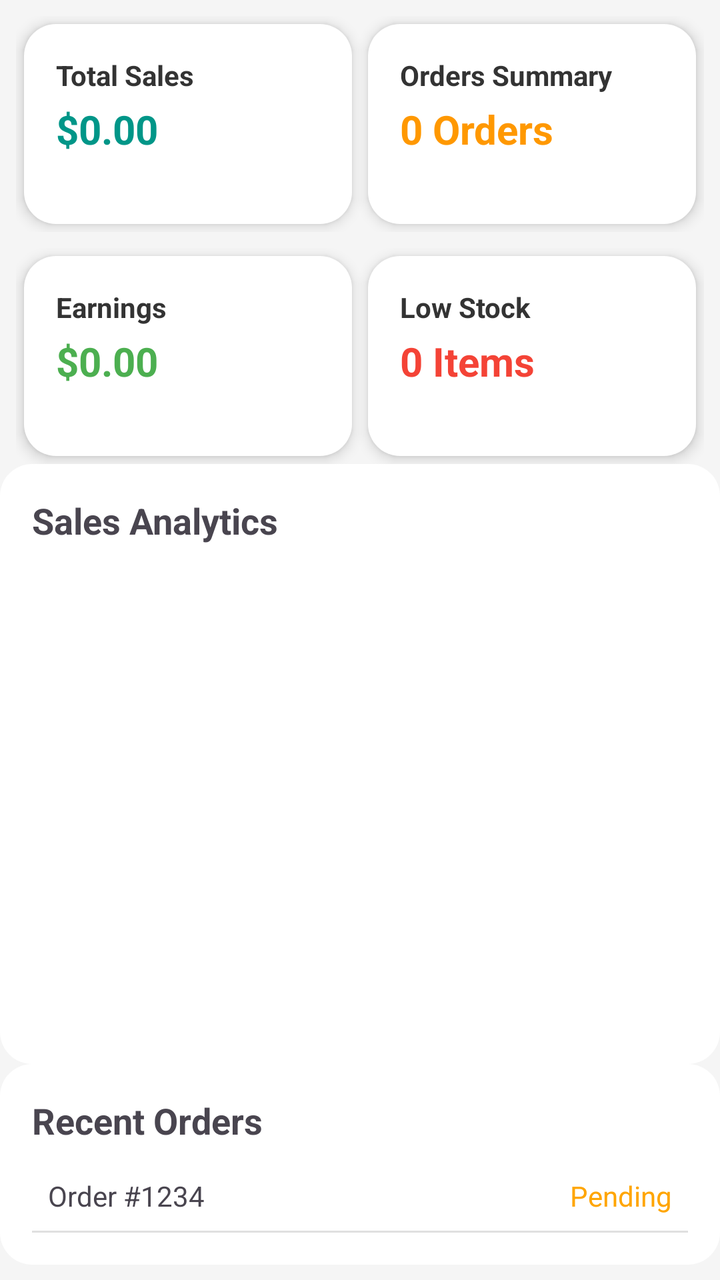
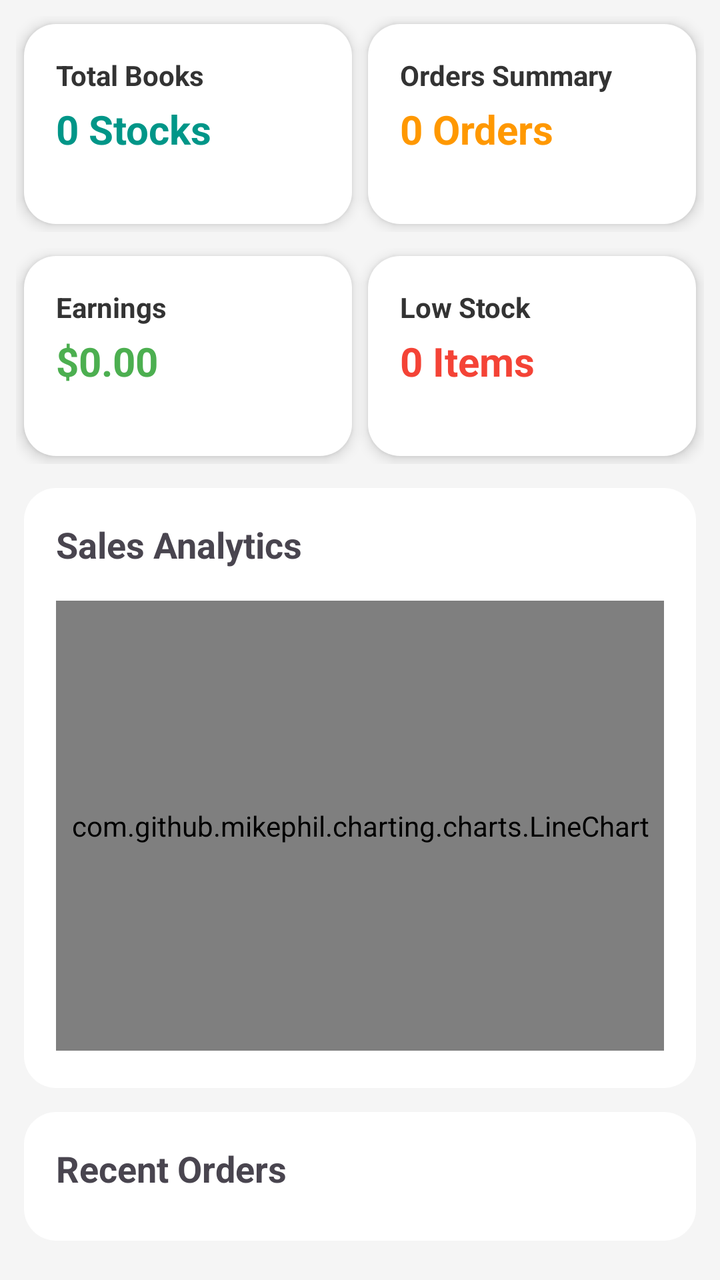

Before-and-after screenshots of an Android layout around one commit, followed by the original layout XML and the change that was made.
<!-- AndroidManifest.xml: application theme Theme.BooksForMeSeller -->
<!-- res/layout/fragment_home.xml -->
<?xml version="1.0" encoding="utf-8"?>
<androidx.constraintlayout.widget.ConstraintLayout xmlns:android="http://schemas.android.com/apk/res/android"
    xmlns:app="http://schemas.android.com/apk/res-auto"
    xmlns:tools="http://schemas.android.com/tools"
    android:layout_width="match_parent"
    android:layout_height="match_parent"
    android:background="#F5F5F5"
    tools:context=".activity.fragments.HomeFragment">

    

    <LinearLayout
        android:id="@+id/overview_cards_scrollview"
        android:layout_width="0dp"
        android:layout_height="wrap_content"
        android:layout_margin="8dp"
        android:orientation="horizontal"
        app:layout_constraintEnd_toEndOf="parent"
        app:layout_constraintStart_toStartOf="parent"
        app:layout_constraintTop_toTopOf="parent">

        <include layout="@layout/card_overview_total_sales"
            android:layout_width="wrap_content"
            android:layout_height="wrap_content"
            android:layout_weight="1"
            android:layout_margin="4dp"/>

        <include layout="@layout/card_overview_orders_summary"
            android:layout_width="wrap_content"
            android:layout_height="wrap_content"
            android:layout_weight="1"
            android:layout_margin="4dp" />


    </LinearLayout>

    <LinearLayout
        android:id="@+id/overview_cards_scrollview1"
        android:layout_width="0dp"
        android:layout_height="wrap_content"
        android:layout_margin="8dp"
        android:orientation="horizontal"
        app:layout_constraintEnd_toEndOf="parent"
        app:layout_constraintStart_toStartOf="parent"
        app:layout_constraintTop_toBottomOf="@id/overview_cards_scrollview">

        <include layout="@layout/card_overview_earnings"
            android:layout_width="wrap_content"
            android:layout_height="wrap_content"
            android:layout_weight="1"
            android:layout_margin="4dp"/>

        <include layout="@layout/card_overview_low_stock"
            android:layout_width="wrap_content"
            android:layout_height="wrap_content"
            android:layout_weight="1"
            android:layout_margin="4dp" />

    </LinearLayout>


    
    <LinearLayout
        android:id="@+id/sales_analytics_layout"
        android:layout_width="0dp"
        android:layout_height="300dp"
        android:background="@drawable/card_background"
        android:orientation="vertical"
        android:padding="16dp"
        app:layout_constraintEnd_toEndOf="parent"
        app:layout_constraintStart_toStartOf="parent"
        app:layout_constraintTop_toBottomOf="@id/overview_cards_scrollview1">

        <TextView
            android:layout_width="wrap_content"
            android:layout_height="wrap_content"
            android:text="Sales Analytics"
            android:textSize="18sp"
            android:textStyle="bold" />

        <FrameLayout
            android:id="@+id/chart_container"
            android:layout_width="match_parent"
            android:layout_height="250dp" />
    </LinearLayout>

    
    <LinearLayout
        android:id="@+id/recent_orders_layout"
        android:layout_width="0dp"
        android:layout_height="wrap_content"
        android:background="@drawable/card_background"
        android:orientation="vertical"
        android:padding="16dp"
        app:layout_constraintEnd_toEndOf="parent"
        app:layout_constraintStart_toStartOf="parent"
        app:layout_constraintTop_toBottomOf="@id/sales_analytics_layout">

        <TextView
            android:layout_width="wrap_content"
            android:layout_height="wrap_content"
            android:text="Recent Orders"
            android:textSize="18sp"
            android:textStyle="bold" />

        <LinearLayout
            android:layout_width="match_parent"
            android:layout_height="wrap_content"
            android:orientation="vertical"
            android:paddingTop="8dp">

            
            <LinearLayout
                android:layout_width="match_parent"
                android:layout_height="wrap_content"
                android:orientation="horizontal"
                android:padding="8dp">

                <TextView
                    android:layout_width="wrap_content"
                    android:layout_height="wrap_content"
                    android:layout_weight="1"
                    android:text="Order #1234" />

                <TextView
                    android:layout_width="wrap_content"
                    android:layout_height="wrap_content"
                    android:text="Pending"
                    android:textColor="#FFA500" />
            </LinearLayout>

            
            <View
                android:layout_width="match_parent"
                android:layout_height="1dp"
                android:background="#E0E0E0" />
        </LinearLayout>
    </LinearLayout>
    
    <LinearLayout
        android:id="@+id/quick_actions_layout"
        android:layout_width="0dp"
        android:layout_height="wrap_content"
        android:gravity="center"
        android:orientation="horizontal"
        android:paddingTop="8dp"
        android:paddingBottom="8dp"
        android:weightSum="4"
        app:layout_constraintEnd_toEndOf="parent"
        app:layout_constraintStart_toStartOf="parent"
        app:layout_constraintTop_toBottomOf="@+id/recent_orders_layout"
        tools:layout_editor_absoluteY="132dp">

        <Button
            android:layout_width="wrap_content"
            android:layout_height="wrap_content"
            android:layout_weight="1"
            android:text="Add Product" />

        <Button
            android:layout_width="wrap_content"
            android:layout_height="wrap_content"
            android:layout_weight="1"
            android:text="View Orders" />

        <Button
            android:layout_width="wrap_content"
            android:layout_height="wrap_content"
            android:layout_weight="1"
            android:text="Manage Inventory" />
    </LinearLayout>
</androidx.constraintlayout.widget.ConstraintLayout>
<!-- res/layout/card_overview_total_sales.xml (included above) -->
<?xml version="1.0" encoding="utf-8"?>
<LinearLayout xmlns:android="http://schemas.android.com/apk/res/android"
    android:layout_width="wrap_content"
    android:layout_height="wrap_content"
    android:layout_marginEnd="8dp"
    android:orientation="vertical"
    android:padding="16dp"
    android:background="@drawable/card_background"
    android:elevation="4dp"
    android:layout_gravity="center"
    android:minWidth="150dp"
    android:minHeight="100dp">

    <TextView
        android:layout_width="wrap_content"
        android:layout_height="wrap_content"
        android:text="Total Sales"
        android:textStyle="bold"
        android:textSize="14sp"
        android:textColor="#333333" />

    <TextView
        android:id="@+id/tv_total_sales"
        android:layout_width="wrap_content"
        android:layout_height="wrap_content"
        android:text="$0.00"
        android:textSize="20sp"
        android:textStyle="bold"
        android:textColor="#009688"
        android:paddingTop="4dp" />
</LinearLayout>
<!-- res/layout/card_overview_orders_summary.xml (included above) -->
<?xml version="1.0" encoding="utf-8"?>
<LinearLayout xmlns:android="http://schemas.android.com/apk/res/android"
    android:layout_width="wrap_content"
    android:layout_height="wrap_content"
    android:layout_marginEnd="8dp"
    android:orientation="vertical"
    android:padding="16dp"
    android:background="@drawable/card_background"
    android:elevation="4dp"
    android:layout_gravity="center"
    android:minWidth="150dp"
    android:minHeight="100dp">

    <TextView
        android:layout_width="wrap_content"
        android:layout_height="wrap_content"
        android:text="Orders Summary"
        android:textStyle="bold"
        android:textSize="14sp"
        android:textColor="#333333" />

    <TextView
        android:id="@+id/tv_orders_summary"
        android:layout_width="wrap_content"
        android:layout_height="wrap_content"
        android:text="0 Orders"
        android:textSize="20sp"
        android:textStyle="bold"
        android:textColor="#FF9800"
        android:paddingTop="4dp" />
</LinearLayout>
<!-- res/layout/card_overview_earnings.xml (included above) -->
<?xml version="1.0" encoding="utf-8"?>
<LinearLayout xmlns:android="http://schemas.android.com/apk/res/android"
    android:layout_width="wrap_content"
    android:layout_height="wrap_content"
    android:layout_marginEnd="8dp"
    android:orientation="vertical"
    android:padding="16dp"
    android:background="@drawable/card_background"
    android:elevation="4dp"
    android:layout_gravity="center"
    android:minWidth="150dp"
    android:minHeight="100dp">

    <TextView
        android:layout_width="wrap_content"
        android:layout_height="wrap_content"
        android:text="Earnings"
        android:textStyle="bold"
        android:textSize="14sp"
        android:textColor="#333333" />

    <TextView
        android:id="@+id/tv_earnings"
        android:layout_width="wrap_content"
        android:layout_height="wrap_content"
        android:text="$0.00"
        android:textSize="20sp"
        android:textStyle="bold"
        android:textColor="#4CAF50"
        android:paddingTop="4dp" />
</LinearLayout>
<!-- res/layout/card_overview_low_stock.xml (included above) -->
<?xml version="1.0" encoding="utf-8"?>
<LinearLayout xmlns:android="http://schemas.android.com/apk/res/android"
    android:layout_width="wrap_content"
    android:layout_height="wrap_content"
    android:orientation="vertical"
    android:padding="16dp"
    android:background="@drawable/card_background"
    android:elevation="4dp"
    android:layout_gravity="center"
    android:minWidth="150dp"
    android:minHeight="100dp">

    <TextView
        android:layout_width="wrap_content"
        android:layout_height="wrap_content"
        android:text="Low Stock"
        android:textStyle="bold"
        android:textSize="14sp"
        android:textColor="#333333" />

    <TextView
        android:id="@+id/tv_low_stock"
        android:layout_width="wrap_content"
        android:layout_height="wrap_content"
        android:text="0 Items"
        android:textSize="20sp"
        android:textStyle="bold"
        android:textColor="#F44336"
        android:paddingTop="4dp" />
</LinearLayout>
<!-- resources referenced by this layout -->
<resources>
  <!-- drawable card_background (drawable) -->
  <shape xmlns:android="http://schemas.android.com/apk/res/android">
      <solid android:color="#FFFFFF" />
      <corners android:radius="16dp" />
      <padding
          android:bottom="16dp"
          android:left="16dp"
          android:right="16dp"
          android:top="16dp" />
  </shape>
  <style name="Theme.BooksForMeSeller" parent="Base.Theme.BooksForMeSeller" />
  <style name="Base.Theme.BooksForMeSeller" parent="Theme.Material3.DayNight.NoActionBar">
          
          
      </style>
</resources>

<!-- the commit's change to res/layout/fragment_home.xml (unified diff, before → after) -->
@@ -19,17 +19,73 @@
         app:layout_constraintStart_toStartOf="parent"
         app:layout_constraintTop_toTopOf="parent">
 
-        <include layout="@layout/card_overview_total_sales"
-            android:layout_width="wrap_content"
-            android:layout_height="wrap_content"
-            android:layout_weight="1"
-            android:layout_margin="4dp"/>
-
-        <include layout="@layout/card_overview_orders_summary"
-            android:layout_width="wrap_content"
-            android:layout_height="wrap_content"
-            android:layout_weight="1"
-            android:layout_margin="4dp" />
+
+
+        <LinearLayout xmlns:android="http://schemas.android.com/apk/res/android"
+            android:layout_width="wrap_content"
+            android:layout_height="wrap_content"
+            android:layout_marginEnd="8dp"
+            android:layout_weight="1"
+            android:layout_margin="4dp"
+            android:orientation="vertical"
+            android:padding="16dp"
+            android:background="@drawable/card_background"
+            android:elevation="4dp"
+            android:layout_gravity="center"
+            android:minWidth="150dp"
+            android:minHeight="100dp">
+
+            <TextView
+                android:layout_width="wrap_content"
+                android:layout_height="wrap_content"
+                android:text="Total Books"
+                android:textStyle="bold"
+                android:textSize="14sp"
+                android:textColor="#333333" />
+
+            <TextView
+                android:id="@+id/fh_tv_book_stock"
+                android:layout_width="wrap_content"
+                android:layout_height="wrap_content"
+                android:text="0 Stocks"
+                android:textSize="20sp"
+                android:textStyle="bold"
+                android:textColor="#009688"
+                android:paddingTop="4dp" />
+        </LinearLayout>
+
+        <LinearLayout xmlns:android="http://schemas.android.com/apk/res/android"
+            android:layout_width="wrap_content"
+            android:layout_height="wrap_content"
+            android:layout_marginEnd="8dp"
+            android:layout_weight="1"
+            android:layout_margin="4dp"
+            android:orientation="vertical"
+            android:padding="16dp"
+            android:background="@drawable/card_background"
+            android:elevation="4dp"
+            android:layout_gravity="center"
+            android:minWidth="150dp"
+            android:minHeight="100dp">
+
+            <TextView
+                android:layout_width="wrap_content"
+                android:layout_height="wrap_content"
+                android:text="Orders Summary"
+                android:textStyle="bold"
+                android:textSize="14sp"
+                android:textColor="#333333" />
+
+            <TextView
+                android:id="@+id/fh_tv_orders_summary"
+                android:layout_width="wrap_content"
+                android:layout_height="wrap_content"
+                android:text="0 Orders"
+                android:textSize="20sp"
+                android:textStyle="bold"
+                android:textColor="#FF9800"
+                android:paddingTop="4dp" />
+        </LinearLayout>
 
 
     </LinearLayout>
@@ -44,17 +100,72 @@
         app:layout_constraintStart_toStartOf="parent"
         app:layout_constraintTop_toBottomOf="@id/overview_cards_scrollview">
 
-        <include layout="@layout/card_overview_earnings"
-            android:layout_width="wrap_content"
-            android:layout_height="wrap_content"
-            android:layout_weight="1"
-            android:layout_margin="4dp"/>
-
-        <include layout="@layout/card_overview_low_stock"
-            android:layout_width="wrap_content"
-            android:layout_height="wrap_content"
-            android:layout_weight="1"
-            android:layout_margin="4dp" />
+        <LinearLayout xmlns:android="http://schemas.android.com/apk/res/android"
+            android:layout_width="wrap_content"
+            android:layout_height="wrap_content"
+            android:layout_marginEnd="8dp"
+            android:orientation="vertical"
+            android:padding="16dp"
+            android:layout_weight="1"
+            android:layout_margin="4dp"
+            android:background="@drawable/card_background"
+            android:elevation="4dp"
+            android:layout_gravity="center"
+            android:minWidth="150dp"
+            android:minHeight="100dp">
+
+            <TextView
+                android:layout_width="wrap_content"
+                android:layout_height="wrap_content"
+                android:text="Earnings"
+                android:textStyle="bold"
+                android:textSize="14sp"
+                android:textColor="#333333" />
+
+            <TextView
+                android:id="@+id/fh_tv_earnings"
+                android:layout_width="wrap_content"
+                android:layout_height="wrap_content"
+                android:text="$0.00"
+                android:textSize="20sp"
+                android:textStyle="bold"
+                android:textColor="#4CAF50"
+                android:paddingTop="4dp" />
+        </LinearLayout>
+
+
+        <LinearLayout xmlns:android="http://schemas.android.com/apk/res/android"
+            android:layout_width="wrap_content"
+            android:layout_height="wrap_content"
+            android:orientation="vertical"
+            android:padding="16dp"
+            android:layout_weight="1"
+            android:layout_margin="4dp"
+            android:background="@drawable/card_background"
+            android:elevation="4dp"
+            android:layout_gravity="center"
+            android:minWidth="150dp"
+            android:minHeight="100dp">
+
+            <TextView
+                android:layout_width="wrap_content"
+                android:layout_height="wrap_content"
+                android:text="Low Stock"
+                android:textStyle="bold"
+                android:textSize="14sp"
+                android:textColor="#333333" />
+
+            <TextView
+                android:id="@+id/fh_tv_low_stock"
+                android:layout_width="wrap_content"
+                android:layout_height="wrap_content"
+                android:text="0 Items"
+                android:textSize="20sp"
+                android:textStyle="bold"
+                android:textColor="#F44336"
+                android:paddingTop="4dp" />
+        </LinearLayout>
+
 
     </LinearLayout>
 
@@ -66,7 +177,8 @@
         android:layout_height="300dp"
         android:background="@drawable/card_background"
         android:orientation="vertical"
-        android:padding="16dp"
+        android:layout_margin="12dp"
+        android:padding="8dp"
         app:layout_constraintEnd_toEndOf="parent"
         app:layout_constraintStart_toStartOf="parent"
         app:layout_constraintTop_toBottomOf="@id/overview_cards_scrollview1">
@@ -75,20 +187,30 @@
             android:layout_width="wrap_content"
             android:layout_height="wrap_content"
             android:text="Sales Analytics"
+            android:layout_margin="8dp"
             android:textSize="18sp"
             android:textStyle="bold" />
 
         <FrameLayout
             android:id="@+id/chart_container"
+            android:layout_margin="8dp"
             android:layout_width="match_parent"
-            android:layout_height="250dp" />
+            android:layout_height="225dp" >
+
+            <com.github.mikephil.charting.charts.LineChart
+                android:id="@+id/fh_line_chart"
+                android:layout_width="match_parent"
+                android:layout_height="match_parent" />
+
+        </FrameLayout>
     </LinearLayout>
 
     
-    <LinearLayout
+    <androidx.constraintlayout.widget.ConstraintLayout
         android:id="@+id/recent_orders_layout"
         android:layout_width="0dp"
         android:layout_height="wrap_content"
+        android:layout_margin="12dp"
         android:background="@drawable/card_background"
         android:orientation="vertical"
         android:padding="16dp"
@@ -97,203 +219,26 @@
         app:layout_constraintTop_toBottomOf="@id/sales_analytics_layout">
 
         <TextView
+            android:id="@+id/recent_orders_title"
             android:layout_width="wrap_content"
             android:layout_height="wrap_content"
             android:text="Recent Orders"
             android:textSize="18sp"
-            android:textStyle="bold" />
-
-        <LinearLayout
+            android:textStyle="bold"
+            app:layout_constraintTop_toTopOf="parent"
+            app:layout_constraintStart_toStartOf="parent"/>
+
+        <androidx.recyclerview.widget.RecyclerView
+            android:id="@+id/recent_orders_recycler"
             android:layout_width="match_parent"
             android:layout_height="wrap_content"
-            android:orientation="vertical"
-            android:paddingTop="8dp">
-
-            
-            <LinearLayout
-                android:layout_width="match_parent"
-                android:layout_height="wrap_content"
-                android:orientation="horizontal"
-                android:padding="8dp">
-
-                <TextView
-                    android:layout_width="wrap_content"
-                    android:layout_height="wrap_content"
-                    android:layout_weight="1"
-                    android:text="Order #1234" />
-
-                <TextView
-                    android:layout_width="wrap_content"
-                    android:layout_height="wrap_content"
-                    android:text="Pending"
-                    android:textColor="#FFA500" />
-            </LinearLayout>
-
-            
-            <View
-                android:layout_width="match_parent"
-                android:layout_height="1dp"
-                android:background="#E0E0E0" />
-        </LinearLayout>
-    </LinearLayout>
-    
-    <LinearLayout
-        android:id="@+id/quick_actions_layout"
-        android:layout_width="0dp"
-        android:layout_height="wrap_content"
-        android:gravity="center"
-        android:orientation="horizontal"
-        android:paddingTop="8dp"
-        android:paddingBottom="8dp"
-        android:weightSum="4"
-        app:layout_constraintEnd_toEndOf="parent"
-        app:layout_constraintStart_toStartOf="parent"
-        app:layout_constraintTop_toBottomOf="@+id/recent_orders_layout"
-        tools:layout_editor_absoluteY="132dp">
-
-        <Button
-            android:layout_width="wrap_content"
-            android:layout_height="wrap_content"
-            android:layout_weight="1"
-            android:text="Add Product" />
-
-        <Button
-            android:layout_width="wrap_content"
-            android:layout_height="wrap_content"
-            android:layout_weight="1"
-            android:text="View Orders" />
-
-        <Button
-            android:layout_width="wrap_content"
-            android:layout_height="wrap_content"
-            android:layout_weight="1"
-            android:text="Manage Inventory" />
-    </LinearLayout>
+            android:layout_marginTop="8dp"
+            app:layout_constraintTop_toBottomOf="@id/recent_orders_title"
+            app:layout_constraintStart_toStartOf="parent"
+            app:layout_constraintEnd_toEndOf="parent"/>
+
+    </androidx.constraintlayout.widget.ConstraintLayout>
+
+
+    
 </androidx.constraintlayout.widget.ConstraintLayout>
-<!-- res/layout/card_overview_total_sales.xml (included above) -->
-<?xml version="1.0" encoding="utf-8"?>
-<LinearLayout xmlns:android="http://schemas.android.com/apk/res/android"
-    android:layout_width="wrap_content"
-    android:layout_height="wrap_content"
-    android:layout_marginEnd="8dp"
-    android:orientation="vertical"
-    android:padding="16dp"
-    android:background="@drawable/card_background"
-    android:elevation="4dp"
-    android:layout_gravity="center"
-    android:minWidth="150dp"
-    android:minHeight="100dp">
-
-    <TextView
-        android:layout_width="wrap_content"
-        android:layout_height="wrap_content"
-        android:text="Total Sales"
-        android:textStyle="bold"
-        android:textSize="14sp"
-        android:textColor="#333333" />
-
-    <TextView
-        android:id="@+id/tv_total_sales"
-        android:layout_width="wrap_content"
-        android:layout_height="wrap_content"
-        android:text="$0.00"
-        android:textSize="20sp"
-        android:textStyle="bold"
-        android:textColor="#009688"
-        android:paddingTop="4dp" />
-</LinearLayout>
-<!-- res/layout/card_overview_orders_summary.xml (included above) -->
-<?xml version="1.0" encoding="utf-8"?>
-<LinearLayout xmlns:android="http://schemas.android.com/apk/res/android"
-    android:layout_width="wrap_content"
-    android:layout_height="wrap_content"
-    android:layout_marginEnd="8dp"
-    android:orientation="vertical"
-    android:padding="16dp"
-    android:background="@drawable/card_background"
-    android:elevation="4dp"
-    android:layout_gravity="center"
-    android:minWidth="150dp"
-    android:minHeight="100dp">
-
-    <TextView
-        android:layout_width="wrap_content"
-        android:layout_height="wrap_content"
-        android:text="Orders Summary"
-        android:textStyle="bold"
-        android:textSize="14sp"
-        android:textColor="#333333" />
-
-    <TextView
-        android:id="@+id/tv_orders_summary"
-        android:layout_width="wrap_content"
-        android:layout_height="wrap_content"
-        android:text="0 Orders"
-        android:textSize="20sp"
-        android:textStyle="bold"
-        android:textColor="#FF9800"
-        android:paddingTop="4dp" />
-</LinearLayout>
-<!-- res/layout/card_overview_earnings.xml (included above) -->
-<?xml version="1.0" encoding="utf-8"?>
-<LinearLayout xmlns:android="http://schemas.android.com/apk/res/android"
-    android:layout_width="wrap_content"
-    android:layout_height="wrap_content"
-    android:layout_marginEnd="8dp"
-    android:orientation="vertical"
-    android:padding="16dp"
-    android:background="@drawable/card_background"
-    android:elevation="4dp"
-    android:layout_gravity="center"
-    android:minWidth="150dp"
-    android:minHeight="100dp">
-
-    <TextView
-        android:layout_width="wrap_content"
-        android:layout_height="wrap_content"
-        android:text="Earnings"
-        android:textStyle="bold"
-        android:textSize="14sp"
-        android:textColor="#333333" />
-
-    <TextView
-        android:id="@+id/tv_earnings"
-        android:layout_width="wrap_content"
-        android:layout_height="wrap_content"
-        android:text="$0.00"
-        android:textSize="20sp"
-        android:textStyle="bold"
-        android:textColor="#4CAF50"
-        android:paddingTop="4dp" />
-</LinearLayout>
-<!-- res/layout/card_overview_low_stock.xml (included above) -->
-<?xml version="1.0" encoding="utf-8"?>
-<LinearLayout xmlns:android="http://schemas.android.com/apk/res/android"
-    android:layout_width="wrap_content"
-    android:layout_height="wrap_content"
-    android:orientation="vertical"
-    android:padding="16dp"
-    android:background="@drawable/card_background"
-    android:elevation="4dp"
-    android:layout_gravity="center"
-    android:minWidth="150dp"
-    android:minHeight="100dp">
-
-    <TextView
-        android:layout_width="wrap_content"
-        android:layout_height="wrap_content"
-        android:text="Low Stock"
-        android:textStyle="bold"
-        android:textSize="14sp"
-        android:textColor="#333333" />
-
-    <TextView
-        android:id="@+id/tv_low_stock"
-        android:layout_width="wrap_content"
-        android:layout_height="wrap_content"
-        android:text="0 Items"
-        android:textSize="20sp"
-        android:textStyle="bold"
-        android:textColor="#F44336"
-        android:paddingTop="4dp" />
-</LinearLayout>
